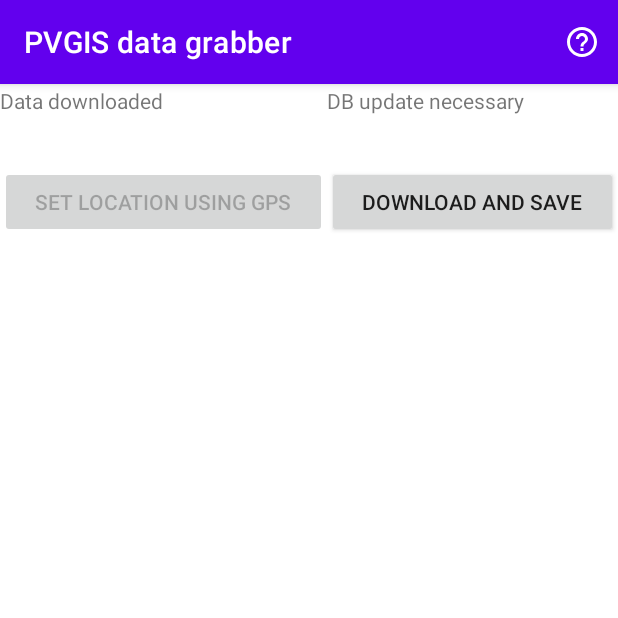
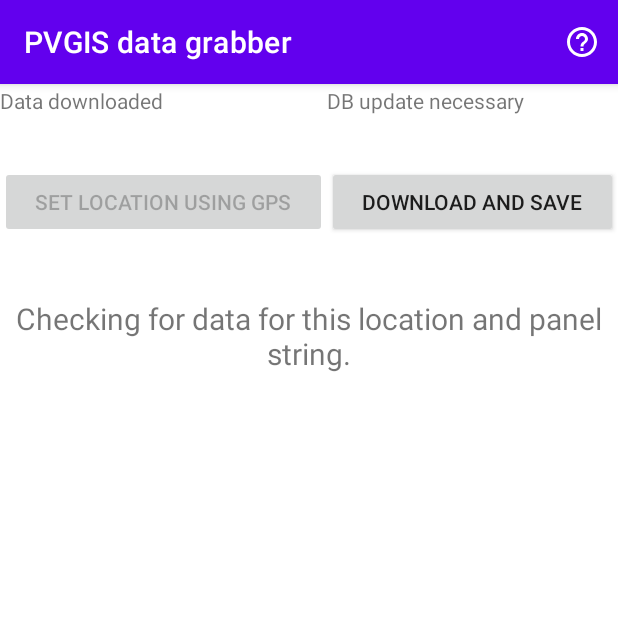
Before and after one commit to Tonyslogic/comparetout, an Android app: the PVGISActivity screen opened directly, with no data from a screen before it, on a phone screen of 412 x 824 dp, the top half of it. Run offline under Robolectric (Android 15) with nearby library versions, the phone set to English and light mode, and no system bars; our stand-ins replace Room's generated code; 7 statements that could not run were skipped.

Commit message:
PVGIS feedback

```diff
--- a/app/src/main/java/com/tfcode/comparetout/scenario/panel/PVGISActivity.java
+++ b/app/src/main/java/com/tfcode/comparetout/scenario/panel/PVGISActivity.java
@@ -84,6 +84,7 @@ public class PVGISActivity extends AppCompatActivity {
     private Handler mMainHandler;
     private ProgressBar mProgressBar;
     private TableLayout mTableLayout;
+    private TableLayout mStatusTable;
     private Long mPanelID = 0L;
     private Panel mPanel;
     private boolean mEdit = false;
@@ -96,13 +97,13 @@ public class PVGISActivity extends AppCompatActivity {
     private View mPopupView;
     private PopupWindow mHelpWindow;
 
-    public static String[] storge_permissions = {
+    public static String[] storage_permissions = {
             Manifest.permission.WRITE_EXTERNAL_STORAGE,
             Manifest.permission.READ_EXTERNAL_STORAGE
     };
 
     @RequiresApi(api = Build.VERSION_CODES.TIRAMISU)
-    public static String[] storge_permissions_33 = {
+    public static String[] storage_permissions_33 = {
             Manifest.permission.READ_MEDIA_IMAGES,
             Manifest.permission.READ_MEDIA_AUDIO,
             Manifest.permission.READ_MEDIA_VIDEO
@@ -111,9 +112,9 @@ public class PVGISActivity extends AppCompatActivity {
     public static String[] permissions() {
         String[] p;
         if (Build.VERSION.SDK_INT >= Build.VERSION_CODES.TIRAMISU) {
-            p = storge_permissions_33;
+            p = storage_permissions_33;
         } else {
-            p = storge_permissions;
+            p = storage_permissions;
         }
         return p;
     }
@@ -194,6 +195,7 @@ public class PVGISActivity extends AppCompatActivity {
                                 "Download complete, loading DB", Snackbar.LENGTH_LONG)
                         .setAction("Action", null).show();
                 scheduleLoad(context);
+                mMainHandler.post(()-> updateStatusView(STATE_LOADING_DB));
             }
         }
     };
@@ -210,6 +212,7 @@ public class PVGISActivity extends AppCompatActivity {
                         fileExist();
                         mLocationChanged = true;
                         updateView();
+                        mMainHandler.post(()->updateStatusView(STATE_LOCATION_CHANGED));
                     }
                 });
 
@@ -226,6 +229,7 @@ public class PVGISActivity extends AppCompatActivity {
                         fileExist();
                         mLocationChanged = false;
                         mMainHandler.post(this::updateView);
+                        mMainHandler.post(() -> updateStatusView(STATE_UPDATED));
                         mMainHandler.post(this::loadCompleteFeedback);
                     }
                 }
@@ -270,6 +274,10 @@ public class PVGISActivity extends AppCompatActivity {
         mTableLayout.setShrinkAllColumns(true);
         mTableLayout.setStretchAllColumns(true);
 
+        mStatusTable = findViewById(R.id.pvgis_status);
+        mStatusTable.setShrinkAllColumns(true);
+        mStatusTable.setStretchAllColumns(true);
+
         mProgressBar.setVisibility(View.VISIBLE);
         new Thread(() -> {
             mPanel = mViewModel.getPanelForID(mPanelID);
@@ -278,6 +286,8 @@ public class PVGISActivity extends AppCompatActivity {
             else System.out.println("DOH!");
             mMainHandler.post(this::updateView);
             mMainHandler.post(this::fileExist);
+            if (mFileCached && mPanelDataInDB) mMainHandler.post(() -> updateStatusView(STATE_ALL_GOOD));
+            else mMainHandler.post(() -> updateStatusView(STATE_UNKNOWN));
             mMainHandler.post(() -> mProgressBar.setVisibility(View.GONE));
         }).start();
 
@@ -290,6 +300,8 @@ public class PVGISActivity extends AppCompatActivity {
                 }
             }
             updateView();
+            if (mFileCached && mPanelDataInDB) mMainHandler.post(() -> updateStatusView(STATE_ALL_GOOD));
+//            else mMainHandler.post(() -> updateStatusView(STATE_UNKNOWN));
         });
 
         LayoutInflater inflater = (LayoutInflater) this.getSystemService(Context.LAYOUT_INFLATER_SERVICE);
@@ -328,6 +340,34 @@ public class PVGISActivity extends AppCompatActivity {
         unregisterReceiver(onDownloadComplete);
     }
 
+    private static final int STATE_ALL_GOOD = 0;
+    private static final int STATE_LOCATION_CHANGED = 1;
+    private static final int STATE_DOWNLOADING = 2;
+    private static final int STATE_LOADING_DB = 3;
+    private static final int STATE_UPDATED = 4;
+    private static final int STATE_UNKNOWN = 5;
+    private void updateStatusView(int state) {
+        mStatusTable.removeAllViews();
+        TextView status = new TextView(this);
+        status.setGravity(Gravity.CENTER);
+        status.setTextSize(20f);
+        switch (state) {
+            case STATE_ALL_GOOD: status.setText(R.string.panel_data_all_good);
+            break;
+            case STATE_LOCATION_CHANGED: status.setText(R.string.panel_data_location_change);
+            break;
+            case STATE_DOWNLOADING: status.setText(R.string.panel_data_downloading);
+            break;
+            case STATE_LOADING_DB: status.setText(R.string.panel_data_loading);
+            break;
+            case STATE_UPDATED: status.setText(R.string.panel_data_updated);
+            break;
+            case STATE_UNKNOWN:
+            default: status.setText(R.string.checking_for_panel_data);
+        }
+        mStatusTable.addView(status);
+    }
+
     private void updateView() {
         System.out.println("PVGIS Activity, updateView"); // CREATE PARAM FOR MARGINING
         mTableLayout.removeAllViews();
@@ -352,6 +392,7 @@ public class PVGISActivity extends AppCompatActivity {
                     mPanel.setLatitude(getDoubleOrZero(s));
                     fileExist();
                     mLocationChanged = true;
+                    updateStatusView(STATE_LOCATION_CHANGED);
                     setStatusTexts(downloadIndicator, dbRefreshIndicator);
                 }
             }
@@ -364,6 +405,7 @@ public class PVGISActivity extends AppCompatActivity {
                     mPanel.setLongitude(getDoubleOrZero(s));
                     fileExist();
                     mLocationChanged = true;
+                    updateStatusView(STATE_LOCATION_CHANGED);
                     setStatusTexts(downloadIndicator, dbRefreshIndicator);
                 }
             }
@@ -376,6 +418,7 @@ public class PVGISActivity extends AppCompatActivity {
                     mPanel.setAzimuth(getIntegerOrZero(s));
                     fileExist();
                     mLocationChanged = true;
+                    updateStatusView(STATE_LOCATION_CHANGED);
                     setStatusTexts(downloadIndicator, dbRefreshIndicator);
                 }
             }
@@ -388,6 +431,7 @@ public class PVGISActivity extends AppCompatActivity {
                     mPanel.setSlope(getIntegerOrZero(s));
                     fileExist();
                     mLocationChanged = true;
+                    updateStatusView(STATE_LOCATION_CHANGED);
                     setStatusTexts(downloadIndicator, dbRefreshIndicator);
                 }
             }
@@ -487,6 +531,7 @@ public class PVGISActivity extends AppCompatActivity {
 
     private void fetch() {
         mProgressBar.setVisibility(View.VISIBLE);
+        updateStatusView(STATE_DOWNLOADING);
 
         String fileName = fileExist();
         if (!mFileCached) {
--- a/app/src/main/res/layout/activity_pvgis.xml
+++ b/app/src/main/res/layout/activity_pvgis.xml
@@ -22,11 +22,16 @@
     android:layout_height="match_parent"
     android:id="@+id/pvgis_activity"
     tools:context=".scenario.panel.PVGISActivity">
+    <LinearLayout
+        android:layout_width="match_parent"
+        android:layout_height="match_parent"
+        android:orientation="vertical"
+        android:id="@+id/pvgis_linear">
 
         <TableLayout
             android:id="@+id/pvgis_table"
             android:layout_width="match_parent"
-        android:layout_height="match_parent"
+            android:layout_height="wrap_content"
             android:padding="0dp"
             android:stretchColumns="*"
             app:layout_constraintBottom_toBottomOf="parent"
@@ -36,4 +41,13 @@
 
         </TableLayout>
 
+        <TableLayout
+            android:id="@+id/pvgis_status"
+            android:layout_width="match_parent"
+            android:layout_height="wrap_content"
+            android:layout_marginTop="40dp">
+        </TableLayout>
+    </LinearLayout>
+
+
 </androidx.constraintlayout.widget.ConstraintLayout>
--- a/app/src/main/res/values/strings.xml
+++ b/app/src/main/res/values/strings.xml
@@ -194,4 +194,10 @@
     <string name="loading">Loading…</string>
     <string name="load_hdf_file">Load HDF file…</string>
     <string name="estimate">Estimate</string>
+    <string name="checking_for_panel_data">Checking for data for this location and panel string.</string>
+    <string name="panel_data_updated">The data in the DB for this panel string was updated. You may change the location or return to the panels. A bar chart will appear there shortly.</string>
+    <string name="panel_data_loading">PVGIS data was downloaded, now adding to the DB.</string>
+    <string name="panel_data_downloading">PVGIS is being queried for data that matches the location.</string>
+    <string name="panel_data_location_change">The location has changed. A DB update is needed to confirm the change.</string>
+    <string name="panel_data_all_good">There is data in the DB for this panel string. You may change the location or return to the panels. A bar chart will appear there shortly.</string>
 </resources>
```
Lines whose indentation alone changed are shown as unchanged.
